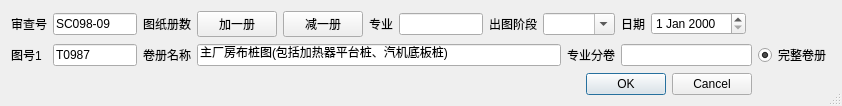
Old version of the form code/UI/Ui_new_review_flow.ui in the repository duoqiang19/pid.
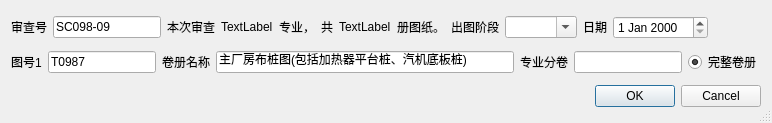
New version of the form.

Commit message: realize checking drawing qty in mainwindow

```diff
--- a/code/UI/Ui_new_review_flow.ui
+++ b/code/UI/Ui_new_review_flow.ui
@@ -6,18 +6,292 @@
    <rect>
     <x>0</x>
     <y>0</y>
-    <width>842</width>
-    <height>96</height>
+    <width>772</width>
+    <height>123</height>
    </rect>
   </property>
+  <property name="minimumSize">
+   <size>
+    <width>750</width>
+    <height>120</height>
+   </size>
+  </property>
+  <property name="maximumSize">
+   <size>
+    <width>900</width>
+    <height>4040</height>
+   </size>
+  </property>
   <property name="windowTitle">
    <string>新建审查流程</string>
   </property>
   <property name="sizeGripEnabled">
    <bool>true</bool>
   </property>
-  <layout class="QGridLayout" name="gridLayout">
-   <item row="2" column="7" colspan="6">
+  <layout class="QVBoxLayout" name="verticalLayout">
+   <item>
+    <layout class="QHBoxLayout" name="horizontalLayout_main_info">
+     <item>
+      <widget class="QLabel" name="label_r1_review_no">
+       <property name="sizePolicy">
+        <sizepolicy hsizetype="Fixed" vsizetype="Fixed">
+         <horstretch>0</horstretch>
+         <verstretch>0</verstretch>
+        </sizepolicy>
+       </property>
+       <property name="text">
+        <string>审查号</string>
+       </property>
+      </widget>
+     </item>
+     <item>
+      <widget class="QLineEdit" name="lineEdit_r1_review_no">
+       <property name="sizePolicy">
+        <sizepolicy hsizetype="Fixed" vsizetype="Fixed">
+         <horstretch>0</horstretch>
+         <verstretch>0</verstretch>
+        </sizepolicy>
+       </property>
+       <property name="text">
+        <string>SC098-09</string>
+       </property>
+      </widget>
+     </item>
+     <item>
+      <widget class="QLabel" name="label_str_01">
+       <property name="sizePolicy">
+        <sizepolicy hsizetype="Fixed" vsizetype="Fixed">
+         <horstretch>0</horstretch>
+         <verstretch>0</verstretch>
+        </sizepolicy>
+       </property>
+       <property name="text">
+        <string>本次审查</string>
+       </property>
+      </widget>
+     </item>
+     <item>
+      <widget class="QLabel" name="label_profession">
+       <property name="sizePolicy">
+        <sizepolicy hsizetype="Fixed" vsizetype="Fixed">
+         <horstretch>0</horstretch>
+         <verstretch>0</verstretch>
+        </sizepolicy>
+       </property>
+       <property name="text">
+        <string>TextLabel</string>
+       </property>
+      </widget>
+     </item>
+     <item>
+      <widget class="QLabel" name="label_str_02">
+       <property name="sizePolicy">
+        <sizepolicy hsizetype="Fixed" vsizetype="Fixed">
+         <horstretch>0</horstretch>
+         <verstretch>0</verstretch>
+        </sizepolicy>
+       </property>
+       <property name="text">
+        <string>专业，</string>
+       </property>
+      </widget>
+     </item>
+     <item>
+      <widget class="QLabel" name="label_str_03">
+       <property name="sizePolicy">
+        <sizepolicy hsizetype="Fixed" vsizetype="Fixed">
+         <horstretch>0</horstretch>
+         <verstretch>0</verstretch>
+        </sizepolicy>
+       </property>
+       <property name="text">
+        <string>共</string>
+       </property>
+      </widget>
+     </item>
+     <item>
+      <widget class="QLabel" name="label_drawing_qty">
+       <property name="sizePolicy">
+        <sizepolicy hsizetype="Fixed" vsizetype="Fixed">
+         <horstretch>0</horstretch>
+         <verstretch>0</verstretch>
+        </sizepolicy>
+       </property>
+       <property name="text">
+        <string>TextLabel</string>
+       </property>
+      </widget>
+     </item>
+     <item>
+      <widget class="QLabel" name="label_str_04">
+       <property name="sizePolicy">
+        <sizepolicy hsizetype="Fixed" vsizetype="Fixed">
+         <horstretch>0</horstretch>
+         <verstretch>0</verstretch>
+        </sizepolicy>
+       </property>
+       <property name="text">
+        <string>册图纸。</string>
+       </property>
+      </widget>
+     </item>
+     <item>
+      <widget class="QLabel" name="label_release_stage">
+       <property name="sizePolicy">
+        <sizepolicy hsizetype="Fixed" vsizetype="Fixed">
+         <horstretch>0</horstretch>
+         <verstretch>0</verstretch>
+        </sizepolicy>
+       </property>
+       <property name="text">
+        <string>出图阶段</string>
+       </property>
+      </widget>
+     </item>
+     <item>
+      <widget class="QComboBox" name="comboBox_release_stage">
+       <property name="sizePolicy">
+        <sizepolicy hsizetype="Fixed" vsizetype="Fixed">
+         <horstretch>0</horstretch>
+         <verstretch>0</verstretch>
+        </sizepolicy>
+       </property>
+       <property name="editable">
+        <bool>true</bool>
+       </property>
+      </widget>
+     </item>
+     <item>
+      <widget class="QLabel" name="label_date">
+       <property name="sizePolicy">
+        <sizepolicy hsizetype="Fixed" vsizetype="Fixed">
+         <horstretch>0</horstretch>
+         <verstretch>0</verstretch>
+        </sizepolicy>
+       </property>
+       <property name="text">
+        <string>日期</string>
+       </property>
+       <property name="textInteractionFlags">
+        <set>Qt::LinksAccessibleByMouse|Qt::TextEditable</set>
+       </property>
+      </widget>
+     </item>
+     <item>
+      <widget class="QDateEdit" name="dateEdit_start_flow">
+       <property name="sizePolicy">
+        <sizepolicy hsizetype="Fixed" vsizetype="Fixed">
+         <horstretch>0</horstretch>
+         <verstretch>0</verstretch>
+        </sizepolicy>
+       </property>
+      </widget>
+     </item>
+     <item>
+      <widget class="QLabel" name="label_space">
+       <property name="sizePolicy">
+        <sizepolicy hsizetype="Expanding" vsizetype="Fixed">
+         <horstretch>0</horstretch>
+         <verstretch>0</verstretch>
+        </sizepolicy>
+       </property>
+       <property name="text">
+        <string/>
+       </property>
+      </widget>
+     </item>
+    </layout>
+   </item>
+   <item>
+    <layout class="QHBoxLayout" name="horizontalLayout">
+     <item>
+      <widget class="QLabel" name="label_drawing_no">
+       <property name="sizePolicy">
+        <sizepolicy hsizetype="Fixed" vsizetype="Fixed">
+         <horstretch>0</horstretch>
+         <verstretch>0</verstretch>
+        </sizepolicy>
+       </property>
+       <property name="text">
+        <string>图号1</string>
+       </property>
+      </widget>
+     </item>
+     <item>
+      <widget class="QLineEdit" name="lineEdit_drawing_no">
+       <property name="sizePolicy">
+        <sizepolicy hsizetype="Fixed" vsizetype="Fixed">
+         <horstretch>0</horstretch>
+         <verstretch>0</verstretch>
+        </sizepolicy>
+       </property>
+       <property name="text">
+        <string>T0987</string>
+       </property>
+      </widget>
+     </item>
+     <item>
+      <widget class="QLabel" name="label_drawing_title">
+       <property name="sizePolicy">
+        <sizepolicy hsizetype="Fixed" vsizetype="Fixed">
+         <horstretch>0</horstretch>
+         <verstretch>0</verstretch>
+        </sizepolicy>
+       </property>
+       <property name="text">
+        <string>卷册名称</string>
+       </property>
+      </widget>
+     </item>
+     <item>
+      <widget class="QLineEdit" name="lineEdit_drawing_title">
+       <property name="text">
+        <string>主厂房布桩图(包括加热器平台桩、汽机底板桩)</string>
+       </property>
+      </widget>
+     </item>
+     <item>
+      <widget class="QLabel" name="label_vol_title">
+       <property name="sizePolicy">
+        <sizepolicy hsizetype="Fixed" vsizetype="Fixed">
+         <horstretch>0</horstretch>
+         <verstretch>0</verstretch>
+        </sizepolicy>
+       </property>
+       <property name="text">
+        <string>专业分卷</string>
+       </property>
+      </widget>
+     </item>
+     <item>
+      <widget class="QLineEdit" name="lineEdit_vol_title">
+       <property name="sizePolicy">
+        <sizepolicy hsizetype="Fixed" vsizetype="Fixed">
+         <horstretch>0</horstretch>
+         <verstretch>0</verstretch>
+        </sizepolicy>
+       </property>
+      </widget>
+     </item>
+     <item>
+      <widget class="QRadioButton" name="radioButton_drawing_integrity">
+       <property name="sizePolicy">
+        <sizepolicy hsizetype="Fixed" vsizetype="Fixed">
+         <horstretch>0</horstretch>
+         <verstretch>0</verstretch>
+        </sizepolicy>
+       </property>
+       <property name="text">
+        <string>完整卷册</string>
+       </property>
+       <property name="checked">
+        <bool>true</bool>
+       </property>
+      </widget>
+     </item>
+    </layout>
+   </item>
+   <item>
     <widget class="QDialogButtonBox" name="buttonBox">
      <property name="orientation">
       <enum>Qt::Horizontal</enum>
@@ -27,130 +301,6 @@
      </property>
     </widget>
    </item>
-   <item row="1" column="3" colspan="6">
-    <widget class="QLineEdit" name="lineEdit_drawing_title_01">
-     <property name="text">
-      <string>主厂房布桩图(包括加热器平台桩、汽机底板桩)</string>
-     </property>
-    </widget>
-   </item>
-   <item row="0" column="10">
-    <widget class="QLabel" name="label_date">
-     <property name="text">
-      <string>日期</string>
-     </property>
-     <property name="textInteractionFlags">
-      <set>Qt::LinksAccessibleByMouse|Qt::TextEditable</set>
-     </property>
-    </widget>
-   </item>
-   <item row="0" column="8" colspan="2">
-    <widget class="QComboBox" name="comboBox_release_stage">
-     <property name="editable">
-      <bool>true</bool>
-     </property>
-    </widget>
-   </item>
-   <item row="1" column="0">
-    <widget class="QLabel" name="label_drawing_no_01">
-     <property name="text">
-      <string>图号1</string>
-     </property>
-    </widget>
-   </item>
-   <item row="1" column="1">
-    <widget class="QLineEdit" name="lineEdit_drawing_no_01">
-     <property name="text">
-      <string>T0987</string>
-     </property>
-    </widget>
-   </item>
-   <item row="0" column="7">
-    <widget class="QLabel" name="label_release_stage">
-     <property name="text">
-      <string>出图阶段</string>
-     </property>
-    </widget>
-   </item>
-   <item row="0" column="5">
-    <widget class="QLabel" name="label_profession">
-     <property name="text">
-      <string>专业</string>
-     </property>
-    </widget>
-   </item>
-   <item row="1" column="10" colspan="3">
-    <widget class="QLineEdit" name="lineEdit_vol_title_01"/>
-   </item>
-   <item row="1" column="2">
-    <widget class="QLabel" name="label_drawing_title_01">
-     <property name="text">
-      <string>卷册名称</string>
-     </property>
-    </widget>
-   </item>
-   <item row="1" column="13">
-    <widget class="QRadioButton" name="radioButton_drawing_integrity_01">
-     <property name="text">
-      <string>完整卷册</string>
-     </property>
-     <property name="checked">
-      <bool>true</bool>
-     </property>
-    </widget>
-   </item>
-   <item row="0" column="2">
-    <widget class="QLabel" name="label_drawing_qty">
-     <property name="text">
-      <string>图纸册数</string>
-     </property>
-    </widget>
-   </item>
-   <item row="1" column="9">
-    <widget class="QLabel" name="label_vol_title_01">
-     <property name="text">
-      <string>专业分卷</string>
-     </property>
-    </widget>
-   </item>
-   <item row="0" column="0">
-    <widget class="QLabel" name="label_r1_review_no">
-     <property name="text">
-      <string>审查号</string>
-     </property>
-    </widget>
-   </item>
-   <item row="0" column="1">
-    <widget class="QLineEdit" name="lineEdit_r1_review_no">
-     <property name="text">
-      <string>SC098-09</string>
-     </property>
-    </widget>
-   </item>
-   <item row="0" column="11">
-    <widget class="QDateEdit" name="dateEdit_start_flow"/>
-   </item>
-   <item row="0" column="4">
-    <widget class="QPushButton" name="pushButton_qty_minus">
-     <property name="text">
-      <string>减一册</string>
-     </property>
-    </widget>
-   </item>
-   <item row="0" column="6">
-    <widget class="QLineEdit" name="lineEdit_profession">
-     <property name="readOnly">
-      <bool>false</bool>
-     </property>
-    </widget>
-   </item>
-   <item row="0" column="3">
-    <widget class="QPushButton" name="pushButton_qty_add">
-     <property name="text">
-      <string>加一册</string>
-     </property>
-    </widget>
-   </item>
   </layout>
  </widget>
  <tabstops>
```
Left out of the diff: 15 changed lines with no effect on the pictures. The commit also changes 7 other files.
